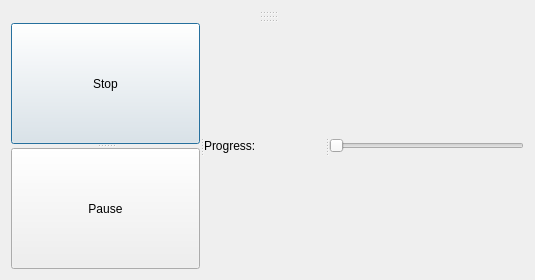
First picture: the form in GUI/visuterna_window/visuterna.ui, repository DeltaEpsilon7787/etternuino, before the edit.
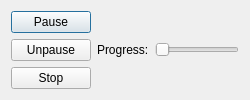
Second picture: the form after the edit.

Patch:
```diff
--- a/GUI/visuterna_window/visuterna.ui
+++ b/GUI/visuterna_window/visuterna.ui
@@ -2,67 +2,60 @@
 <ui version="4.0">
  <class>visuterna_dialog</class>
  <widget class="QDialog" name="visuterna_dialog">
-  <property name="geometry">
-   <rect>
-    <x>0</x>
-    <y>0</y>
-    <width>535</width>
-    <height>280</height>
-   </rect>
-  </property>
   <property name="windowTitle">
    <string>Visuterna</string>
   </property>
-  <layout class="QGridLayout" name="gridLayout">
-   <item row="0" column="0">
-    <widget class="QSplitter" name="splitter_4">
-     <property name="orientation">
-      <enum>Qt::Vertical</enum>
-     </property>
-     <widget class="QWidget" name="horizontalLayoutWidget">
+        <layout class="QVBoxLayout" name="verticalLayout">
+            <item>
       <layout class="QHBoxLayout" name="lane_group"/>
-     </widget>
-     <widget class="QWidget" name="horizontalLayoutWidget_2">
+            </item>
+            <item>
       <layout class="QHBoxLayout" name="nps_group"/>
-     </widget>
-     <widget class="QWidget" name="horizontalLayoutWidget_3">
+            </item>
+            <item>
       <layout class="QHBoxLayout" name="dial_group"/>
-     </widget>
-     <widget class="QWidget" name="control_group" native="true">
-      <layout class="QVBoxLayout" name="verticalLayout">
+            </item>
        <item>
-        <widget class="QSplitter" name="splitter_3">
-         <property name="orientation">
-          <enum>Qt::Horizontal</enum>
-         </property>
-         <widget class="QSplitter" name="splitter">
-          <property name="orientation">
-           <enum>Qt::Vertical</enum>
-          </property>
-          <widget class="QPushButton" name="stop_btn">
-           <property name="text">
-            <string>Stop</string>
-           </property>
-          </widget>
+                <layout class="QHBoxLayout" name="progress_group">
+                    <item>
+                        <layout class="QVBoxLayout" name="control_group">
+                            <item>
           <widget class="QPushButton" name="pause_btn">
            <property name="text">
             <string>Pause</string>
            </property>
           </widget>
-         </widget>
-         <widget class="QSplitter" name="splitter_2">
-          <property name="orientation">
-           <enum>Qt::Horizontal</enum>
-          </property>
+                            </item>
+                            <item>
+                                <widget class="QPushButton" name="unpause_btn">
+                                    <property name="text">
+                                        <string>Unpause</string>
+                                    </property>
+                                </widget>
+                            </item>
+                            <item>
+                                <widget class="QPushButton" name="stop_btn">
+                                    <property name="text">
+                                        <string>Stop</string>
+                                    </property>
+                                </widget>
+                            </item>
+                        </layout>
+                    </item>
+                    <item>
+                        <layout class="QHBoxLayout" name="scroll_group">
+                            <item>
           <widget class="QLabel" name="progress_label">
            <property name="text">
             <string>Progress:</string>
            </property>
-          </widget>
+                                    <property name="buddy">
+                                        <cstring>progress_slider</cstring>
+                                    </property>
+                                </widget>
+                            </item>
+                            <item>
           <widget class="QSlider" name="progress_slider">
-           <property name="maximum">
-            <number>0</number>
-           </property>
            <property name="singleStep">
             <number>4410</number>
            </property>
@@ -73,12 +66,10 @@
             <enum>Qt::Horizontal</enum>
            </property>
           </widget>
-         </widget>
-        </widget>
-       </item>
-      </layout>
-     </widget>
-    </widget>
+                            </item>
+                        </layout>
+                    </item>
+                </layout>
    </item>
   </layout>
  </widget>
```
Left out of the diff: 105 changed lines with no effect on the pictures. Lines whose indentation alone changed are shown as unchanged.
